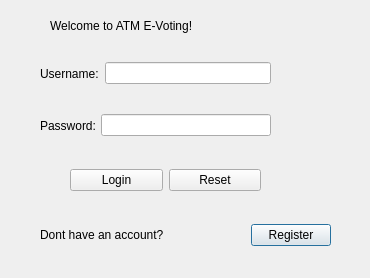
First picture: the form in logindialog.ui, repository niculescudiana/Client, before the edit.
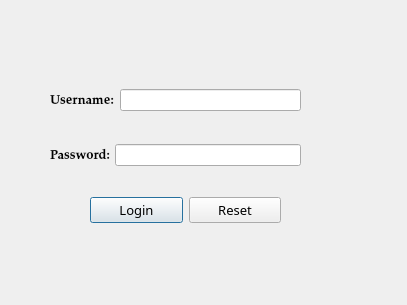
Second picture: the form after the edit. Icons and pictures are not drawn.

Diff of the .ui file:
```diff
--- a/logindialog.ui
+++ b/logindialog.ui
@@ -6,8 +6,8 @@
    <rect>
     <x>0</x>
     <y>0</y>
-    <width>370</width>
-    <height>278</height>
+    <width>407</width>
+    <height>305</height>
    </rect>
   </property>
   <property name="sizePolicy">
@@ -22,56 +22,12 @@
   <property name="sizeGripEnabled">
    <bool>false</bool>
   </property>
-  <widget class="QLabel" name="label_4">
+  <widget class="QWidget" name="layoutWidget">
    <property name="geometry">
     <rect>
      <x>50</x>
-     <y>10</y>
-     <width>190</width>
-     <height>31</height>
-    </rect>
-   </property>
-   <property name="sizePolicy">
-    <sizepolicy hsizetype="Maximum" vsizetype="Maximum">
-     <horstretch>2</horstretch>
-     <verstretch>0</verstretch>
-    </sizepolicy>
-   </property>
-   <property name="text">
-    <string>Welcome to ATM E-Voting!</string>
-   </property>
-  </widget>
-  <widget class="QWidget" name="layoutWidget">
-   <property name="geometry">
-    <rect>
-     <x>40</x>
-     <y>53</y>
-     <width>231</width>
-     <height>41</height>
-    </rect>
-   </property>
-   <layout class="QHBoxLayout" name="horizontalLayout">
-    <item>
-     <widget class="QLabel" name="label">
-      <property name="text">
-       <string>Username:</string>
-      </property>
-      <property name="buddy">
-       <cstring>lineEditUsername</cstring>
-      </property>
-     </widget>
-    </item>
-    <item>
-     <widget class="QLineEdit" name="lineEditUsername"/>
-    </item>
-   </layout>
-  </widget>
-  <widget class="QWidget" name="layoutWidget">
-   <property name="geometry">
-    <rect>
-     <x>40</x>
-     <y>100</y>
-     <width>231</width>
+     <y>130</y>
+     <width>251</width>
      <height>51</height>
     </rect>
    </property>
@@ -80,7 +36,15 @@
      <number>5</number>
     </property>
     <item>
-     <widget class="QLabel" name="label_2">
+     <widget class="QLabel" name="labelPassword_2">
+      <property name="font">
+       <font>
+        <family>Palatino Linotype</family>
+        <pointsize>10</pointsize>
+        <weight>75</weight>
+        <bold>true</bold>
+       </font>
+      </property>
       <property name="text">
        <string>Password:</string>
       </property>
@@ -94,62 +58,60 @@
     </item>
    </layout>
   </widget>
-  <widget class="QWidget" name="layoutWidget">
+  <widget class="QLabel" name="Imagine">
    <property name="geometry">
     <rect>
-     <x>40</x>
-     <y>210</y>
-     <width>291</width>
-     <height>51</height>
+     <x>50</x>
+     <y>20</y>
+     <width>271</width>
+     <height>251</height>
     </rect>
    </property>
-   <layout class="QHBoxLayout" name="horizontalLayout_3">
-    <property name="spacing">
-     <number>10</number>
-    </property>
-    <property name="sizeConstraint">
-     <enum>QLayout::SetNoConstraint</enum>
-    </property>
+   <property name="text">
+    <string/>
+   </property>
+   <property name="pixmap">
+    <pixmap>../../test GUI/emblema_blurata_albita3.png</pixmap>
+   </property>
+   <property name="scaledContents">
+    <bool>true</bool>
+   </property>
+  </widget>
+  <widget class="QWidget" name="layoutWidget_2">
+   <property name="geometry">
+    <rect>
+     <x>50</x>
+     <y>80</y>
+     <width>251</width>
+     <height>41</height>
+    </rect>
+   </property>
+   <layout class="QHBoxLayout" name="horizontalLayout">
     <item>
-     <widget class="QLabel" name="label_3">
-      <property name="sizePolicy">
-       <sizepolicy hsizetype="Fixed" vsizetype="Fixed">
-        <horstretch>0</horstretch>
-        <verstretch>0</verstretch>
-       </sizepolicy>
+     <widget class="QLabel" name="labelUsername_2">
+      <property name="font">
+       <font>
+        <family>Palatino Linotype</family>
+        <pointsize>10</pointsize>
+        <weight>75</weight>
+        <bold>true</bold>
+       </font>
       </property>
       <property name="text">
-       <string>Dont have an account?</string>
+       <string>Username:</string>
       </property>
      </widget>
     </item>
     <item>
-     <spacer name="horizontalSpacer">
-      <property name="orientation">
-       <enum>Qt::Horizontal</enum>
-      </property>
-      <property name="sizeHint" stdset="0">
-       <size>
-        <width>40</width>
-        <height>20</height>
-       </size>
-      </property>
-     </spacer>
-    </item>
-    <item>
-     <widget class="QPushButton" name="RegisterPushButton">
-      <property name="text">
-       <string>Register</string>
-      </property>
-     </widget>
+     <widget class="QLineEdit" name="lineEditUsername"/>
     </item>
    </layout>
   </widget>
-  <widget class="QWidget" name="layoutWidget">
+  <widget class="QWidget" name="layoutWidget_3">
    <property name="geometry">
     <rect>
-     <x>70</x>
-     <y>160</y>
+     <x>90</x>
+     <y>190</y>
      <width>191</width>
      <height>41</height>
     </rect>
@@ -157,6 +119,12 @@
    <layout class="QHBoxLayout" name="horizontalLayout_4">
     <item>
      <widget class="QPushButton" name="pushButtonLogin">
+      <property name="font">
+       <font>
+        <family>MS Reference Sans Serif</family>
+        <pointsize>10</pointsize>
+       </font>
+      </property>
       <property name="text">
        <string>Login</string>
       </property>
@@ -164,6 +132,12 @@
     </item>
     <item>
      <widget class="QPushButton" name="pushButtonReset">
+      <property name="font">
+       <font>
+        <family>MS Reference Sans Serif</family>
+        <pointsize>10</pointsize>
+       </font>
+      </property>
       <property name="text">
        <string>Reset</string>
       </property>
```
Left out of the diff: 19 changed lines with no effect on the pictures.
